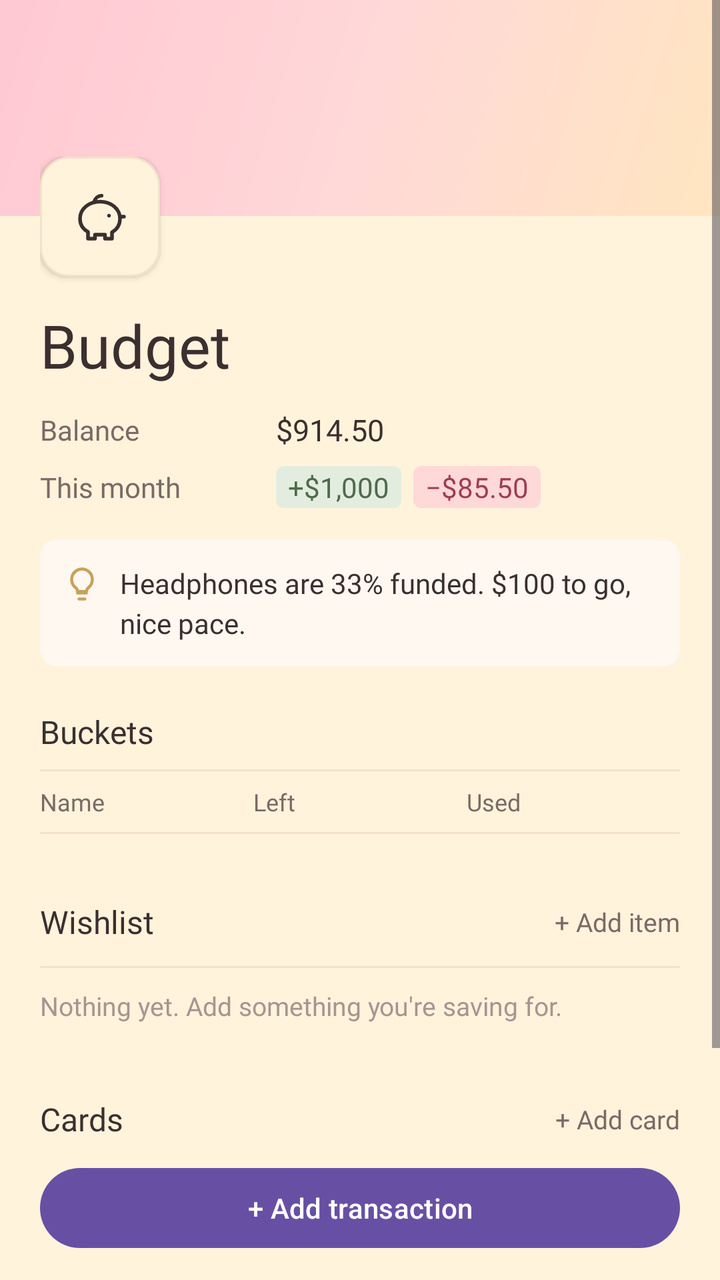
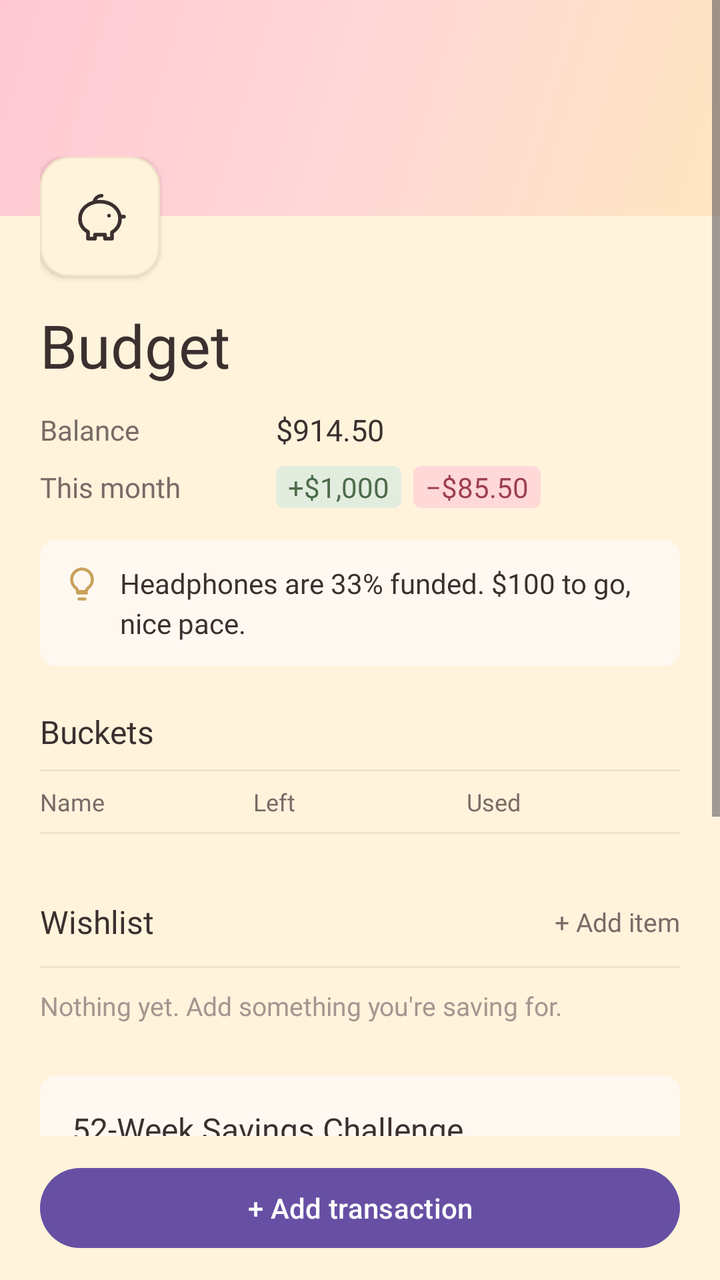

Two renders of the same Android screen: before a commit and after it. Below are the layout's source before the change and the commit's diff.
<!-- AndroidManifest.xml: application theme Theme.PennyWise -->
<!-- res/layout/activity_main.xml -->
<?xml version="1.0" encoding="utf-8"?>
<FrameLayout xmlns:android="http://schemas.android.com/apk/res/android"
    android:id="@+id/main"
    android:layout_width="match_parent"
    android:layout_height="match_parent"
    android:background="@color/n_bg">

    <LinearLayout
        android:layout_width="match_parent"
        android:layout_height="match_parent"
        android:orientation="vertical">

        <ScrollView
            android:layout_width="match_parent"
            android:layout_height="0dp"
            android:layout_weight="1">

            <LinearLayout
                android:layout_width="match_parent"
                android:layout_height="wrap_content"
                android:orientation="vertical">

                
                <View
                    android:layout_width="match_parent"
                    android:layout_height="108dp"
                    android:background="@drawable/bg_cover" />

                <LinearLayout
                    android:id="@+id/content"
                    android:layout_width="match_parent"
                    android:layout_height="wrap_content"
                    android:layout_marginTop="-30dp"
                    android:orientation="vertical"
                    android:paddingStart="20dp"
                    android:paddingEnd="20dp"
                    android:paddingBottom="16dp">

                    
                    <FrameLayout
                        android:layout_width="60dp"
                        android:layout_height="60dp"
                        android:background="@drawable/bg_page_icon"
                        android:elevation="2dp">

                        <ImageView
                            android:layout_width="32dp"
                            android:layout_height="32dp"
                            android:layout_gravity="center"
                            android:src="@drawable/ic_piggy"
                            android:contentDescription="@null" />
                    </FrameLayout>

                    
                    <TextView
                        android:layout_width="wrap_content"
                        android:layout_height="wrap_content"
                        android:layout_marginTop="14dp"
                        android:text="Budget"
                        android:textSize="30sp"
                        android:textColor="@color/n_text"
                        android:fontFamily="@font/inter_semibold" />

                    
                    <LinearLayout
                        android:layout_width="match_parent"
                        android:layout_height="wrap_content"
                        android:layout_marginTop="12dp"
                        android:orientation="horizontal"
                        android:gravity="center_vertical">

                        <TextView
                            android:layout_width="118dp"
                            android:layout_height="wrap_content"
                            android:text="Balance"
                            android:textSize="14sp"
                            android:textColor="@color/n_gray"
                            android:fontFamily="@font/inter" />

                        <TextView
                            android:id="@+id/balanceText"
                            android:layout_width="wrap_content"
                            android:layout_height="wrap_content"
                            android:text="$914.50"
                            android:textSize="15sp"
                            android:textColor="@color/n_text"
                            android:fontFamily="@font/inter_semibold" />
                    </LinearLayout>

                    <LinearLayout
                        android:layout_width="match_parent"
                        android:layout_height="wrap_content"
                        android:layout_marginTop="8dp"
                        android:orientation="horizontal"
                        android:gravity="center_vertical">

                        <TextView
                            android:layout_width="118dp"
                            android:layout_height="wrap_content"
                            android:text="This month"
                            android:textSize="14sp"
                            android:textColor="@color/n_gray"
                            android:fontFamily="@font/inter" />

                        <TextView
                            android:id="@+id/incomeText"
                            android:layout_width="wrap_content"
                            android:layout_height="wrap_content"
                            android:background="@drawable/bg_tag"
                            android:backgroundTint="@color/tag_green_bg"
                            android:paddingStart="6dp"
                            android:paddingEnd="6dp"
                            android:paddingTop="1dp"
                            android:paddingBottom="1dp"
                            android:text="+$1,000"
                            android:textSize="14sp"
                            android:textColor="@color/tag_green"
                            android:fontFamily="@font/inter" />

                        <TextView
                            android:id="@+id/expenseText"
                            android:layout_width="wrap_content"
                            android:layout_height="wrap_content"
                            android:layout_marginStart="6dp"
                            android:background="@drawable/bg_tag"
                            android:backgroundTint="@color/tag_red_bg"
                            android:paddingStart="6dp"
                            android:paddingEnd="6dp"
                            android:paddingTop="1dp"
                            android:paddingBottom="1dp"
                            android:text="−$85.50"
                            android:textSize="14sp"
                            android:textColor="@color/tag_red"
                            android:fontFamily="@font/inter" />
                    </LinearLayout>

                    
                    <LinearLayout
                        android:layout_width="match_parent"
                        android:layout_height="wrap_content"
                        android:layout_marginTop="16dp"
                        android:orientation="horizontal"
                        android:background="@drawable/bg_callout"
                        android:padding="12dp">

                        <ImageView
                            android:layout_width="18dp"
                            android:layout_height="18dp"
                            android:layout_marginTop="1dp"
                            android:src="@drawable/ic_bulb"
                            android:contentDescription="@null" />

                        <TextView
                            android:id="@+id/calloutText"
                            android:layout_width="0dp"
                            android:layout_height="wrap_content"
                            android:layout_weight="1"
                            android:layout_marginStart="10dp"
                            android:text="Headphones are 33% funded. $100 to go, nice pace."
                            android:textSize="14sp"
                            android:lineSpacingMultiplier="1.2"
                            android:textColor="@color/n_text"
                            android:fontFamily="@font/inter" />
                    </LinearLayout>

                    
                    <TextView
                        android:layout_width="wrap_content"
                        android:layout_height="wrap_content"
                        android:layout_marginTop="22dp"
                        android:text="Buckets"
                        android:textSize="16sp"
                        android:textColor="@color/n_text"
                        android:fontFamily="@font/inter_semibold" />

                    
                    <View
                        android:layout_width="match_parent"
                        android:layout_height="1dp"
                        android:layout_marginTop="8dp"
                        android:background="@color/n_border" />

                    <LinearLayout
                        android:layout_width="match_parent"
                        android:layout_height="wrap_content"
                        android:orientation="horizontal"
                        android:paddingTop="7dp"
                        android:paddingBottom="7dp">

                        <TextView
                            android:layout_width="0dp"
                            android:layout_height="wrap_content"
                            android:layout_weight="1"
                            android:text="Name"
                            android:textSize="12sp"
                            android:textColor="@color/n_gray"
                            android:fontFamily="@font/inter" />

                        <TextView
                            android:layout_width="0dp"
                            android:layout_height="wrap_content"
                            android:layout_weight="1"
                            android:text="Left"
                            android:textSize="12sp"
                            android:textColor="@color/n_gray"
                            android:fontFamily="@font/inter" />

                        <TextView
                            android:layout_width="0dp"
                            android:layout_height="wrap_content"
                            android:layout_weight="1"
                            android:text="Used"
                            android:textSize="12sp"
                            android:textColor="@color/n_gray"
                            android:fontFamily="@font/inter" />
                    </LinearLayout>

                    <View
                        android:layout_width="match_parent"
                        android:layout_height="1dp"
                        android:background="@color/n_border" />

                    
                    <LinearLayout
                        android:id="@+id/bucketList"
                        android:layout_width="match_parent"
                        android:layout_height="wrap_content"
                        android:orientation="vertical" />

                    
                    <LinearLayout
                        android:layout_width="match_parent"
                        android:layout_height="wrap_content"
                        android:layout_marginTop="22dp"
                        android:orientation="horizontal"
                        android:gravity="center_vertical">

                        <TextView
                            android:layout_width="0dp"
                            android:layout_height="wrap_content"
                            android:layout_weight="1"
                            android:text="Wishlist"
                            android:textSize="16sp"
                            android:textColor="@color/n_text"
                            android:fontFamily="@font/inter_semibold" />

                        <TextView
                            android:id="@+id/addWishLink"
                            android:layout_width="wrap_content"
                            android:layout_height="44dp"
                            android:gravity="center_vertical"
                            android:text="+ Add item"
                            android:textSize="13sp"
                            android:textColor="@color/n_gray"
                            android:fontFamily="@font/inter" />
                    </LinearLayout>

                    <View
                        android:layout_width="match_parent"
                        android:layout_height="1dp"
                        android:background="@color/n_border" />

                    <LinearLayout
                        android:id="@+id/wishList"
                        android:layout_width="match_parent"
                        android:layout_height="wrap_content"
                        android:orientation="vertical" />

                    <TextView
                        android:id="@+id/wishEmpty"
                        android:layout_width="wrap_content"
                        android:layout_height="wrap_content"
                        android:paddingTop="10dp"
                        android:paddingBottom="4dp"
                        android:text="Nothing yet. Add something you're saving for."
                        android:textSize="13sp"
                        android:textColor="@color/n_light_gray"
                        android:fontFamily="@font/inter" />
                    
                    <LinearLayout
                        android:layout_width="match_parent"
                        android:layout_height="wrap_content"
                        android:layout_marginTop="22dp"
                        android:orientation="horizontal"
                        android:gravity="center_vertical">

                        <TextView
                            android:layout_width="0dp"
                            android:layout_height="wrap_content"
                            android:layout_weight="1"
                            android:text="Cards"
                            android:textSize="16sp"
                            android:textColor="@color/n_text"
                            android:fontFamily="@font/inter_semibold" />

                        <TextView
                            android:id="@+id/addCardLink"
                            android:layout_width="wrap_content"
                            android:layout_height="44dp"
                            android:gravity="center_vertical"
                            android:text="+ Add card"
                            android:textSize="13sp"
                            android:textColor="@color/n_gray"
                            android:fontFamily="@font/inter" />
                    </LinearLayout>

                    <HorizontalScrollView
                        android:layout_width="match_parent"
                        android:layout_height="wrap_content"
                        android:layout_marginStart="-20dp"
                        android:layout_marginEnd="-20dp"
                        android:clipToPadding="false"
                        android:paddingStart="20dp"
                        android:paddingEnd="20dp"
                        android:scrollbars="none">

                        <LinearLayout
                            android:id="@+id/cardRow"
                            android:layout_width="wrap_content"
                            android:layout_height="wrap_content"
                            android:orientation="horizontal"
                            android:paddingTop="4dp"
                            android:paddingBottom="14dp" />
                    </HorizontalScrollView>

                    

                </LinearLayout>
            </LinearLayout>
        </ScrollView>

        
        <LinearLayout

            android:id="@+id/bottomBar"

            android:layout_width="match_parent"

            android:layout_height="72dp"

            android:orientation="horizontal"

            android:gravity="center"

            android:paddingStart="20dp"

            android:paddingEnd="20dp">

            <Button

                android:id="@+id/addTransactionButton"

                android:layout_width="match_parent"

                android:layout_height="48dp"

                android:text="+ Add transaction"

                android:textAllCaps="false" />

        </LinearLayout>

    </LinearLayout>
</FrameLayout>
<!-- resources referenced by this layout -->
<resources>
  <color name="n_bg">#FFF3DC</color>
  <color name="n_border">#F2E3C9</color>
  <color name="n_gray">#7A6A66</color>
  <color name="n_light_gray">#A6958F</color>
  <color name="n_text">#3B2F2F</color>
  <color name="tag_green">#4E6B4B</color>
  <color name="tag_green_bg">#E3EDDF</color>
  <color name="tag_red">#9C3D53</color>
  <color name="tag_red_bg">#FFD8D8</color>
  <!-- drawable bg_callout (drawable) -->
  <?xml version="1.0" encoding="utf-8"?>
  <shape xmlns:android="http://schemas.android.com/apk/res/android">
      <solid android:color="@color/n_callout" />
      <corners android:radius="8dp" />
  </shape>
  <!-- drawable bg_cover (drawable) -->
  <?xml version="1.0" encoding="utf-8"?>
  <shape xmlns:android="http://schemas.android.com/apk/res/android">
      <gradient
          android:angle="315"
          android:startColor="#FFC8D3"
          android:centerColor="#FFD8D8"
          android:endColor="#FFE6C0" />
  </shape>
  <!-- drawable bg_page_icon (drawable) -->
  <?xml version="1.0" encoding="utf-8"?>
  <shape xmlns:android="http://schemas.android.com/apk/res/android">
      <solid android:color="@color/n_bg" />
      <stroke android:width="1dp" android:color="@color/n_border" />
      <corners android:radius="14dp" />
  </shape>
  <!-- drawable bg_tag (drawable) -->
  <?xml version="1.0" encoding="utf-8"?>
  <shape xmlns:android="http://schemas.android.com/apk/res/android">
      <solid android:color="@color/white" />
      <corners android:radius="4dp" />
  </shape>
  <!-- drawable ic_bulb (drawable) -->
  <?xml version="1.0" encoding="utf-8"?>
  <vector xmlns:android="http://schemas.android.com/apk/res/android"
      android:width="18dp"
      android:height="18dp"
      android:viewportWidth="24"
      android:viewportHeight="24">
      <path
          android:pathData="M9,18h6 M10,22h4 M12,2a7,7 0,0 0,-4 12.7c0.6,0.5 1,1.3 1,2.3h6c0,-1 0.4,-1.8 1,-2.3A7,7 0,0 0,12 2z"
          android:strokeColor="@color/n_bulb"
          android:strokeWidth="2"
          android:strokeLineCap="round"
          android:strokeLineJoin="round"
          android:fillColor="#00000000" />
  </vector>
  <!-- drawable ic_piggy (drawable) -->
  <?xml version="1.0" encoding="utf-8"?>
  <vector xmlns:android="http://schemas.android.com/apk/res/android"
      android:width="32dp"
      android:height="32dp"
      android:viewportWidth="32"
      android:viewportHeight="32">
      <path
          android:pathData="M6,17c0,-5 4.5,-8.5 10,-8.5S26,12 26,17c0,3 -1.6,5.4 -4,6.8V27h-3.5v-2h-5v2H10v-3.4C7.6,22.3 6,20 6,17z M13,8.7c0.6,-2 2.1,-3.2 3.8,-3.2 M26,16h2"
          android:strokeColor="@color/n_text"
          android:strokeWidth="1.8"
          android:strokeLineCap="round"
          android:strokeLineJoin="round"
          android:fillColor="#00000000" />
      <path
          android:pathData="M20.5,15.5m-0.9,0a0.9,0.9 0,1 1,1.8 0a0.9,0.9 0,1 1,-1.8 0"
          android:fillColor="@color/n_text" />
  </vector>
  <style name="Theme.PennyWise" parent="Base.Theme.PennyWise" />
  <color name="n_callout">#FFF8F1</color>
  <color name="white">#FFFFFFFF</color>
  <color name="n_bulb">#C9A15A</color>
  <style name="Base.Theme.PennyWise" parent="Theme.Material3.DayNight.NoActionBar">
          
          
      </style>
</resources>

<!-- the commit's change to res/layout/activity_main.xml (unified diff, before → after) -->
@@ -278,6 +278,42 @@
                         android:fontFamily="@font/inter" />
                     
                     <LinearLayout
+                        android:id="@+id/savingsChallengeCard"
+                        android:layout_width="match_parent"
+                        android:layout_height="wrap_content"
+                        android:layout_marginTop="22dp"
+                        android:orientation="vertical"
+                        android:background="@drawable/bg_callout"
+                        android:padding="16dp">
+
+                        <TextView
+                            android:layout_width="wrap_content"
+                            android:layout_height="wrap_content"
+                            android:text="52-Week Savings Challenge"
+                            android:textSize="16sp"
+                            android:textColor="@color/n_text"
+                            android:fontFamily="@font/inter_semibold" />
+
+                        <TextView
+                            android:layout_width="wrap_content"
+                            android:layout_height="wrap_content"
+                            android:layout_marginTop="6dp"
+                            android:text="Save a little every week and reach your $1,378 goal."
+                            android:textSize="13sp"
+                            android:textColor="@color/n_gray"
+                            android:fontFamily="@font/inter" />
+
+                        <Button
+                            android:id="@+id/savingsChallengeButton"
+                            android:layout_width="match_parent"
+                            android:layout_height="48dp"
+                            android:layout_marginTop="12dp"
+                            android:text="View savings challenge"
+                            android:textAllCaps="false" />
+
+                    </LinearLayout>
+                    
+                    <LinearLayout
                         android:layout_width="match_parent"
                         android:layout_height="wrap_content"
                         android:layout_marginTop="22dp"
